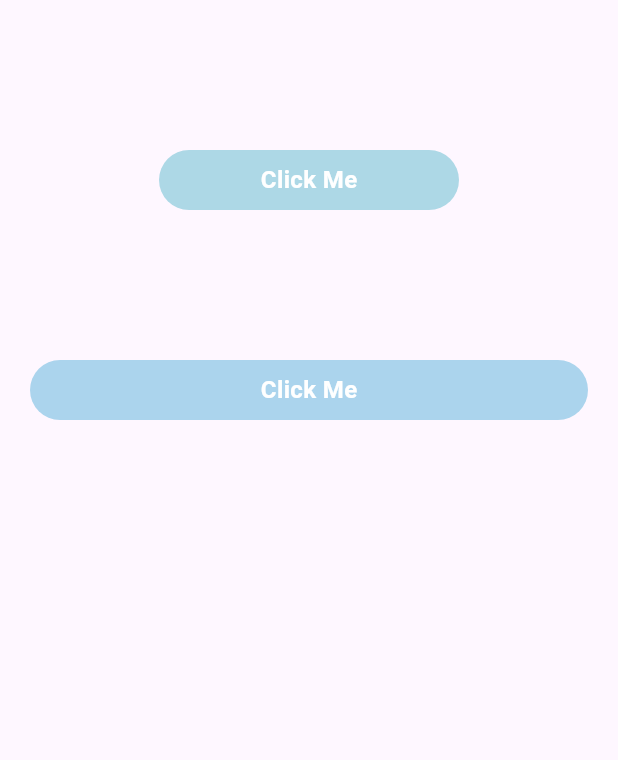
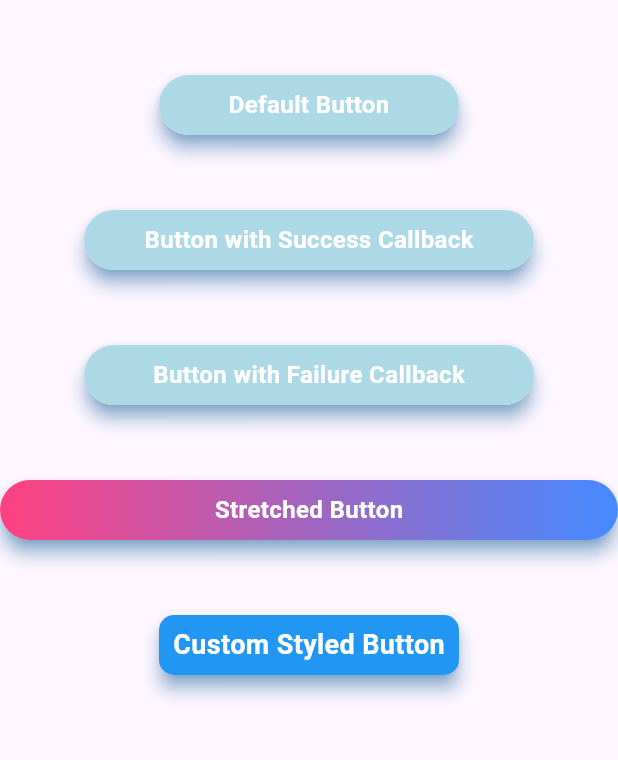
Before and after one commit to Penguin5681/Progressive-Button-Flutter, a Flutter app: the screen it shows after launch, on a phone screen of 412 x 824 dp, the part 84-844 px from its top. Run offline on Flutter 3.47's test engine with Material 3 defaults, Android fonts, the phone set to English and light mode, and no system bars.

Commit message:
### Added - `onSuccess` callback to execute on successful completion of the button action. - `onFailure` callback to execute on failure of the button action. - `onComplete` callback to execute on completion of the button action. - `elevation` parameter to customize the elevation of the button. - `shadowColor` parameter to customize the shadow color of the button. - `enableHapticFeedback` parameter to enable or disable haptic feedback on button press. - `gradient` parameter to define custom gradient styles. - `progressGradient` parameter to define custom gradient styles for the progress indicator.

```diff
--- a/example/lib/main.dart
+++ b/example/lib/main.dart
@@ -1,11 +1,14 @@
 import 'package:flutter/material.dart';
 import 'package:progressive_button_flutter/progressive_button_flutter.dart';
 
+/// The main entry point of the application.
 void main() {
   runApp(const MyApp());
 }
 
+/// The root widget of the application.
 class MyApp extends StatelessWidget {
+  /// Creates an instance of [MyApp].
   const MyApp({super.key});
 
   @override
@@ -21,15 +24,33 @@ class MyApp extends StatelessWidget {
   }
 }
 
+/// The home page of the application.
 class MyHomePage extends StatelessWidget {
+  /// Creates an instance of [MyHomePage].
   const MyHomePage({super.key, required this.title});
 
+  /// The title of the home page.
   final String title;
 
   @override
   Widget build(BuildContext context) {
+    /// Simulates an API call with a delay.
     Future<void> makeApiCall() async {
       await Future.delayed(const Duration(seconds: 8));
+    }
+
+    /// Displays a success message.
+    Future<void> onSuccess() async {
+      ScaffoldMessenger.of(context).showSnackBar(
+        const SnackBar(content: Text('Success!')),
+      );
+    }
+
+    /// Displays a failure message.
+    Future<void> onFailure() async {
+      ScaffoldMessenger.of(context).showSnackBar(
+        const SnackBar(content: Text('Failure!')),
+      );
     }
 
     return Scaffold(
@@ -40,30 +61,69 @@ class MyHomePage extends StatelessWidget {
       body: Center(
         child: Column(
           children: [
-            const SizedBox(
-              height: 100,
-            ),
+            const SizedBox(height: 50),
             ProgressiveButtonFlutter(
-              text: 'Click Me',
+              text: 'Default Button',
               onPressed: makeApiCall,
               estimatedTime: const Duration(seconds: 5),
-              showCircularIndicator: false,
+              elevation: 5,
             ),
-            const SizedBox(
-              height: 100,
+            const SizedBox(height: 50),
+            ProgressiveButtonFlutter(
+              text: 'Button with Success Callback',
+              onPressed: makeApiCall,
+              onSuccess: onSuccess,
+              estimatedTime: const Duration(seconds: 5),
+              elevation: 5,
+              width: 300,
             ),
-            Padding(
-              padding: const EdgeInsets.symmetric(horizontal: 20),
-              child: ProgressiveButtonFlutter(
-                text: 'Click Me',
-                onPressed: makeApiCall,
-                estimatedTime: const Duration(seconds: 5),
-                showCircularIndicator: true,
-                backgroundColor: const Color(0xffabd4ed),
-                progressColor: const Color(0xff5ba9d6),
-                stretched: true,
+            const SizedBox(height: 50),
+            ProgressiveButtonFlutter(
+              text: 'Button with Failure Callback',
+              onPressed: () async {
+                throw Exception('Simulated Failure');
+              },
+              onFailure: onFailure,
+              estimatedTime: const Duration(seconds: 5),
+              elevation: 5,
+              width: 300,
+            ),
+            const SizedBox(height: 50),
+            ProgressiveButtonFlutter(
+              text: 'Stretched Button',
+              onPressed: makeApiCall,
+              estimatedTime: const Duration(seconds: 5),
+              stretched: true,
+              elevation: 5,
+              gradient: const LinearGradient(
+                colors: [
+                  Colors.pinkAccent,
+                  Colors.blueAccent,
+                ],
               ),
-            )
+              progressGradient: const LinearGradient(
+                colors: [
+                  Colors.brown,
+                  Colors.purpleAccent,
+                  Colors.white,
+                ],
+              ),
+            ),
+            const SizedBox(height: 50),
+            ProgressiveButtonFlutter(
+              text: 'Custom Styled Button',
+              onPressed: makeApiCall,
+              estimatedTime: const Duration(seconds: 5),
+              backgroundColor: Colors.blue,
+              progressColor: Colors.lightBlue,
+              textStyle: const TextStyle(
+                color: Colors.white,
+                fontSize: 18,
+                fontWeight: FontWeight.bold,
+              ),
+              borderRadius: BorderRadius.circular(10),
+              elevation: 5,
+            ),
           ],
         ),
       ),
--- a/lib/progressive_button_flutter.dart
+++ b/lib/progressive_button_flutter.dart
@@ -1,25 +1,85 @@
+/// A Flutter package that provides a progressive button widget with loading animations
+/// and progress indicators.
 library progressive_button_flutter;
 
 import 'dart:async';
 
 import 'package:flutter/material.dart';
+import 'package:flutter/services.dart';
 
+/// A stateful widget that displays a button with loading progress animation.
+///
+/// This button shows loading progress with an optional circular indicator and
+/// a progress bar that fills based on an estimated time duration. The button
+/// can be customized with different colors, sizes, and behaviors.
 class ProgressiveButtonFlutter extends StatefulWidget {
+  /// The text to display on the button when not in loading state.
   final String text;
+
+  /// Callback function to be executed when the button is pressed.
   final Future<void> Function() onPressed;
+
+  /// Callback function to be executed when the button action is successful.
+  final Future<void> Function()? onSuccess;
+
+  /// Callback function to be executed when the button action fails.
+  final Future<void> Function()? onFailure;
+
+  /// Callback function to be executed when the button action is complete.
+  final Future<void> Function()? onComplete;
+
+  /// The width of the button.
   final double width;
+
+  /// The height of the button.
   final double height;
+
+  /// The background color of the button.
   final Color backgroundColor;
+
+  /// The color of the progress indicator.
   final Color progressColor;
+
+  /// The estimated time duration for the progress indicator.
   final Duration estimatedTime;
+
+  /// Whether to show a circular progress indicator.
   final bool showCircularIndicator;
+
+  /// The maximum progress value for the progress indicator.
   final double progressCap;
+
+  /// Whether the button should stretch to fill its container.
   final bool stretched;
+
+  /// The text style for the button text.
+  final TextStyle textStyle;
+
+  /// The border radius of the button.
+  final BorderRadius borderRadius;
+
+  /// The elevation of the button.
+  final double elevation;
+
+  /// The shadow color of the button.
+  final Color shadowColor;
+
+  /// Whether to enable haptic feedback on button press.
+  final bool enableHapticFeedback;
+
+  /// The gradient background of the button
+  final Gradient? gradient;
+
+  /// The gradient for the progress indicator
+  final Gradient? progressGradient;
 
   const ProgressiveButtonFlutter({
     super.key,
     required this.text,
     required this.onPressed,
+    this.onFailure,
+    this.onSuccess,
+    this.onComplete,
     required this.estimatedTime,
     this.width = 200,
     this.height = 40,
@@ -28,10 +88,22 @@ class ProgressiveButtonFlutter extends StatefulWidget {
     this.showCircularIndicator = true,
     this.progressCap = 0.9,
     this.stretched = false,
+    this.textStyle = const TextStyle(
+      color: Colors.white,
+      fontSize: 16,
+      fontWeight: FontWeight.bold,
+    ),
+    this.borderRadius = const BorderRadius.all(Radius.circular(20)),
+    required this.elevation,
+    this.shadowColor = Colors.transparent,
+    this.enableHapticFeedback = true,
+    this.gradient,
+    this.progressGradient,
   });
 
   @override
-  State<ProgressiveButtonFlutter> createState() => _ProgressiveButtonFlutterState();
+  State<ProgressiveButtonFlutter> createState() =>
+      _ProgressiveButtonFlutterState();
 }
 
 class _ProgressiveButtonFlutterState extends State<ProgressiveButtonFlutter> {
@@ -41,7 +113,8 @@ class _ProgressiveButtonFlutterState extends State<ProgressiveButtonFlutter> {
 
   void startProgressSimulation() {
     const updateInterval = Duration(milliseconds: 100);
-    final totalInterval = widget.estimatedTime.inMilliseconds / updateInterval.inMilliseconds;
+    final totalInterval =
+        widget.estimatedTime.inMilliseconds / updateInterval.inMilliseconds;
     double progressPerInterval = 1 / totalInterval;
 
     _progressTimer = Timer.periodic(updateInterval, (timer) {
@@ -59,10 +132,13 @@ class _ProgressiveButtonFlutterState extends State<ProgressiveButtonFlutter> {
   }
 
   Future<void> handlePress() async {
+    if (widget.enableHapticFeedback) {
+      HapticFeedback.vibrate();
+    }
+
     if (_isLoading) {
       return;
     }
-
     setState(() {
       _isLoading = true;
       _progress = 0.0;
@@ -76,12 +152,22 @@ class _ProgressiveButtonFlutterState extends State<ProgressiveButtonFlutter> {
         _progress = 1.0;
       });
       await Future.delayed(const Duration(milliseconds: 200));
+      if (widget.onSuccess != null) {
+        await widget.onSuccess!();
+      }
+    } catch (e) {
+      if (widget.onFailure != null) {
+        await widget.onFailure!();
+      }
     } finally {
       if (mounted) {
         setState(() {
           _isLoading = false;
           _progress = 0.0;
         });
+      }
+      if (widget.onComplete != null) {
+        await widget.onComplete!();
       }
     }
   }
@@ -96,11 +182,18 @@ class _ProgressiveButtonFlutterState extends State<ProgressiveButtonFlutter> {
   Widget build(BuildContext context) {
     return GestureDetector(
       onTap: handlePress,
+      child: Material(
+        elevation: widget.elevation,
+        borderRadius: widget.borderRadius,
+        shadowColor: Colors.blue,
         child: Container(
           width: widget.stretched ? double.infinity : widget.width,
           height: widget.height,
           decoration: BoxDecoration(
-          borderRadius: BorderRadius.circular(widget.height / 2),
+            gradient: widget.gradient ??
+                LinearGradient(
+                    colors: [widget.backgroundColor, widget.backgroundColor]),
+            borderRadius: widget.borderRadius,
             color: widget.backgroundColor,
           ),
           clipBehavior: Clip.hardEdge,
@@ -108,15 +201,17 @@ class _ProgressiveButtonFlutterState extends State<ProgressiveButtonFlutter> {
             builder: (context, constraints) {
               return Stack(
                 children: [
-                // Progress indicator
                   AnimatedContainer(
                     duration: const Duration(milliseconds: 100),
                     width: constraints.maxWidth * _progress,
                     height: widget.height,
-                  color: widget.progressColor,
+                    decoration: BoxDecoration(
+                      gradient: widget.progressGradient,
+                      color: widget.progressGradient == null
+                          ? widget.progressColor
+                          : null,
                     ),
-
-                // Content
+                  ),
                   Center(
                     child: _isLoading
                         ? Row(
@@ -128,7 +223,8 @@ class _ProgressiveButtonFlutterState extends State<ProgressiveButtonFlutter> {
                                   height: 20,
                                   child: CircularProgressIndicator(
                                     strokeWidth: 2,
-                                  valueColor: AlwaysStoppedAnimation<Color>(Colors.white),
+                                    valueColor: AlwaysStoppedAnimation<Color>(
+                                        Colors.white),
                                   ),
                                 ),
                               const SizedBox(width: 8),
@@ -144,11 +240,7 @@ class _ProgressiveButtonFlutterState extends State<ProgressiveButtonFlutter> {
                           )
                         : Text(
                             widget.text,
-                          style: const TextStyle(
-                            color: Colors.white,
-                            fontSize: 16,
-                            fontWeight: FontWeight.bold,
-                          ),
+                            style: widget.textStyle,
                           ),
                   ),
                 ],
@@ -156,6 +248,7 @@ class _ProgressiveButtonFlutterState extends State<ProgressiveButtonFlutter> {
             },
           ),
         ),
+      ),
     );
   }
 }
--- a/pubspec.yaml
+++ b/pubspec.yaml
@@ -1,6 +1,6 @@
 name: progressive_button_flutter
-description: "A Progressive Button with linear loading animation"
-version: 0.0.1
+description: "A customizable Flutter button widget with built-in loading and progress indicators."
+version: 1.0.0
 homepage: https://github.com/Penguin5681/Progressive-Button-Flutter
 
 environment:
```
Also changed, not shown: example/analysis_options.yaml (+1 -24 lines), example/pubspec.lock, 4 other files. Lines whose indentation alone changed are shown as unchanged.
